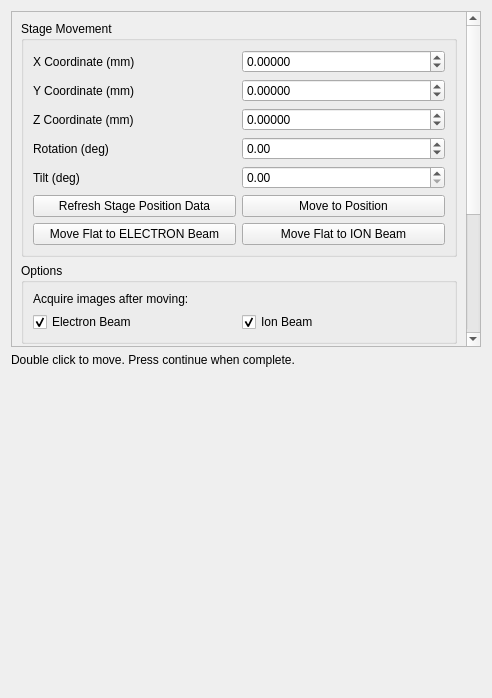
First picture: the form in fibsem/ui/qtdesigner_files/FibsemMovementWidget.ui, repository DeMarcoLab/fibsem, before the edit.
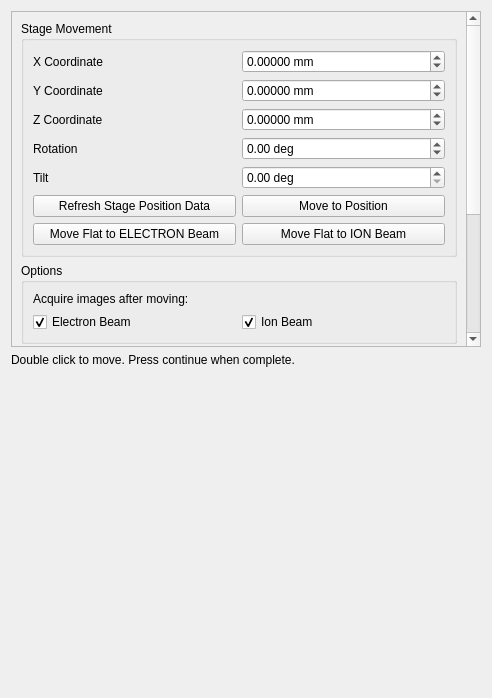
Second picture: the form after the edit.

Commit message: [refactor] split acquisition button

What changed in the file:
```diff
--- a/fibsem/ui/qtdesigner_files/FibsemMovementWidget.ui
+++ b/fibsem/ui/qtdesigner_files/FibsemMovementWidget.ui
@@ -24,7 +24,7 @@
        <rect>
         <x>0</x>
         <y>0</y>
-        <width>458</width>
+        <width>470</width>
         <height>596</height>
        </rect>
       </property>
@@ -183,6 +183,9 @@
           </item>
           <item row="2" column="1">
            <widget class="QDoubleSpinBox" name="doubleSpinBox_movement_stage_y">
+            <property name="suffix">
+             <string> mm</string>
+            </property>
             <property name="decimals">
              <number>5</number>
             </property>
@@ -197,22 +200,29 @@
           <item row="3" column="0">
            <widget class="QLabel" name="label_movement_stage_z">
             <property name="text">
-             <string>Z Coordinate (mm)</string>
+             <string>Z Coordinate</string>
             </property>
            </widget>
           </item>
           <item row="5" column="1">
-           <widget class="QDoubleSpinBox" name="doubleSpinBox_movement_stage_tilt"/>
+           <widget class="QDoubleSpinBox" name="doubleSpinBox_movement_stage_tilt">
+            <property name="suffix">
+             <string> deg</string>
+            </property>
+           </widget>
           </item>
           <item row="0" column="0">
            <widget class="QLabel" name="label_movement_stage_x">
             <property name="text">
-             <string>X Coordinate (mm)</string>
+             <string>X Coordinate</string>
             </property>
            </widget>
           </item>
           <item row="4" column="1">
            <widget class="QDoubleSpinBox" name="doubleSpinBox_movement_stage_rotation">
+            <property name="suffix">
+             <string> deg</string>
+            </property>
             <property name="minimum">
              <double>-360.000000000000000</double>
             </property>
@@ -230,6 +240,9 @@
           </item>
           <item row="0" column="1">
            <widget class="QDoubleSpinBox" name="doubleSpinBox_movement_stage_x">
+            <property name="suffix">
+             <string> mm</string>
+            </property>
             <property name="decimals">
              <number>5</number>
             </property>
@@ -244,19 +257,22 @@
           <item row="4" column="0">
            <widget class="QLabel" name="label_movement_stage_rotation">
             <property name="text">
-             <string>Rotation (deg)</string>
+             <string>Rotation</string>
             </property>
            </widget>
           </item>
           <item row="5" column="0">
            <widget class="QLabel" name="label_movement_stage_tilt">
             <property name="text">
-             <string>Tilt (deg)</string>
+             <string>Tilt</string>
             </property>
            </widget>
           </item>
           <item row="3" column="1">
            <widget class="QDoubleSpinBox" name="doubleSpinBox_movement_stage_z">
+            <property name="suffix">
+             <string> mm</string>
+            </property>
             <property name="decimals">
              <number>5</number>
             </property>
@@ -271,7 +287,7 @@
           <item row="2" column="0">
            <widget class="QLabel" name="label_movement_stage_y">
             <property name="text">
-             <string>Y Coordinate (mm)</string>
+             <string>Y Coordinate</string>
             </property>
            </widget>
           </item>
```
Left out of the diff: 9 changed lines with no effect on the pictures. The commit also changes 4 other files.
